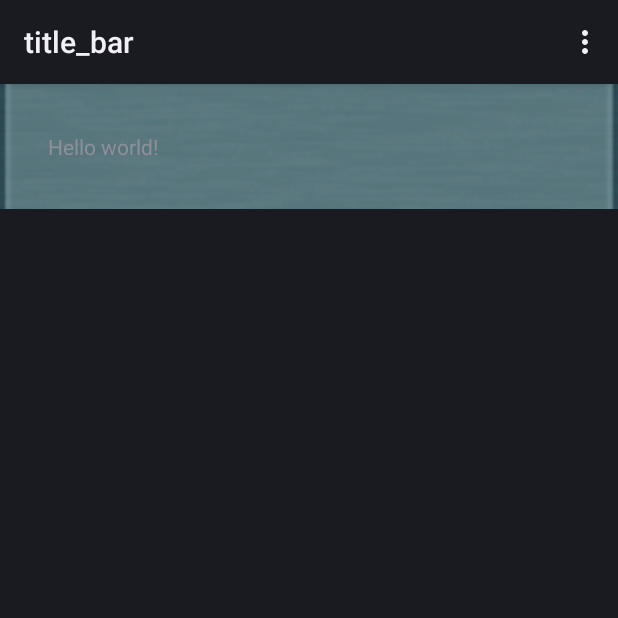
After one commit to xkubow/PortableCheckIn2, an Android app: the title_bar screen opened directly, with no data from a screen before it, on a phone screen of 412 x 824 dp, the top half of it. The commit adds this screen. Run offline under Robolectric (Android 15) with nearby library versions, the phone set to English and light mode, and no system bars.

```diff
--- a/app/src/main/AndroidManifest.xml
+++ b/app/src/main/AndroidManifest.xml
@@ -64,6 +64,10 @@
             android:name="cz.tsystems.portablecheckin.item_unit"
             android:label="@string/title_activity_item_unit" >
         </activity>
+        <activity
+            android:name="cz.tsystems.portablecheckin.title_bar"
+            android:label="@string/title_activity_title_bar" >
+        </activity>
     </application>
 
 </manifest>
--- /dev/null
+++ b/app/src/main/java/cz/tsystems/portablecheckin/title_bar.java
@@ -0,0 +1,39 @@
+package cz.tsystems.portablecheckin;
+
+import android.app.Activity;
+import android.os.Bundle;
+import android.view.Menu;
+import android.view.MenuItem;
+
+
+public class title_bar extends Activity {
+
+    @Override
+    protected void onCreate(Bundle savedInstanceState) {
+        super.onCreate(savedInstanceState);
+        setContentView(R.layout.activity_title_bar);
+    }
+
+
+    @Override
+    public boolean onCreateOptionsMenu(Menu menu) {
+        // Inflate the menu; this adds items to the action bar if it is present.
+        getMenuInflater().inflate(R.menu.menu_title_bar, menu);
+        return true;
+    }
+
+    @Override
+    public boolean onOptionsItemSelected(MenuItem item) {
+        // Handle action bar item clicks here. The action bar will
+        // automatically handle clicks on the Home/Up button, so long
+        // as you specify a parent activity in AndroidManifest.xml.
+        int id = item.getItemId();
+
+        //noinspection SimplifiableIfStatement
+        if (id == R.id.action_settings) {
+            return true;
+        }
+
+        return super.onOptionsItemSelected(item);
+    }
+}
--- /dev/null
+++ b/app/src/main/res/layout/activity_title_bar.xml
@@ -0,0 +1,14 @@
+<RelativeLayout xmlns:android="http://schemas.android.com/apk/res/android"
+    xmlns:tools="http://schemas.android.com/tools" android:layout_width="match_parent"
+    android:layout_height="wrap_content" android:paddingLeft="@dimen/activity_horizontal_margin"
+    android:paddingRight="@dimen/activity_horizontal_margin"
+    android:paddingTop="@dimen/activity_vertical_margin"
+    android:paddingBottom="@dimen/activity_vertical_margin"
+    tools:context="cz.tsystems.portablecheckin.title_bar"
+    android:background="@drawable/alu_navigation">
+
+    <TextView android:text="@string/hello_world" android:layout_width="wrap_content"
+        android:layout_height="wrap_content"
+        android:layout_margin="16dp" />
+
+</RelativeLayout>
--- a/app/src/main/res/layout/item_planned_order.xml
+++ b/app/src/main/res/layout/item_planned_order.xml
@@ -2,7 +2,8 @@
 <LinearLayout xmlns:android="http://schemas.android.com/apk/res/android"
     android:layout_width="match_parent"
     android:layout_height="match_parent"
-    android:orientation="horizontal" >
+    android:orientation="horizontal"
+    style="@style/AppTheme">
 
     <TextView
         android:id="@+id/lbldataSource"
--- /dev/null
+++ b/app/src/main/res/menu/menu_title_bar.xml
@@ -0,0 +1,6 @@
+<menu xmlns:android="http://schemas.android.com/apk/res/android"
+    xmlns:tools="http://schemas.android.com/tools"
+    tools:context="cz.tsystems.portablecheckin.title_bar">
+    <item android:id="@+id/action_settings" android:title="@string/action_settings"
+        android:orderInCategory="100" android:showAsAction="never" />
+</menu>
--- a/app/src/main/res/values/strings.xml
+++ b/app/src/main/res/values/strings.xml
@@ -125,5 +125,6 @@
 
     <string name="service">Service</string>
     <string name="title_activity_item_unit">item_unit</string>
+    <string name="title_activity_title_bar">title_bar</string>
 
 </resources>
--- a/app/src/main/res/values/styles.xml
+++ b/app/src/main/res/values/styles.xml
@@ -34,4 +34,8 @@
 		<item name="android:background">@drawable/alu_navigation</item>
     </style>
 
+    <style name="AlertDialogCustom" parent="@android:style/Theme.Holo.Light">
+        <item name="android:background">@drawable/alu_navigation</item>
+    </style>
+
 </resources>
```
Also changed, not shown: app/src/main/java/cz/tsystems/portablecheckin/MainActivity.java (+7 -3 lines), 3 other files.
